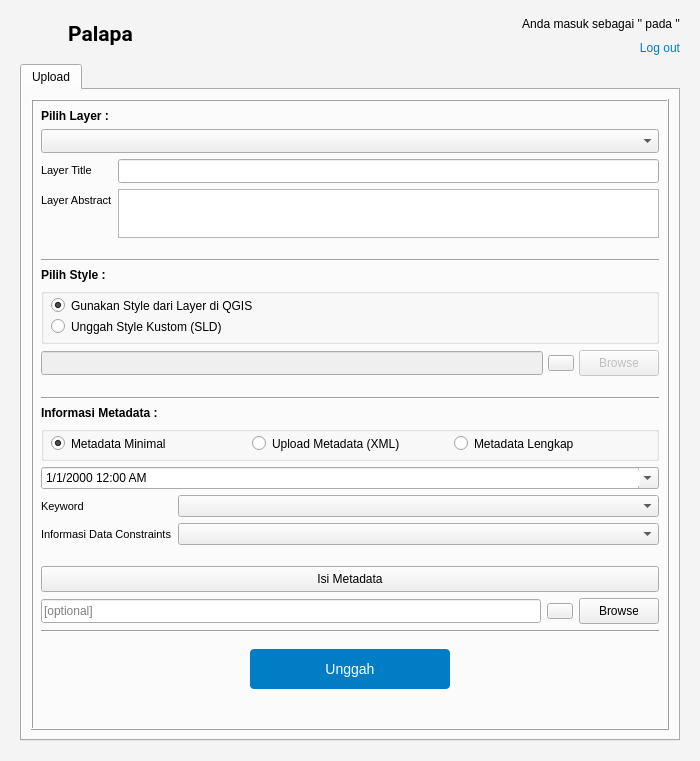
The window that ui/UploadPalapa_main.ui (sandynagara/Palapa) describes before a commit, drawn with Qt 5.
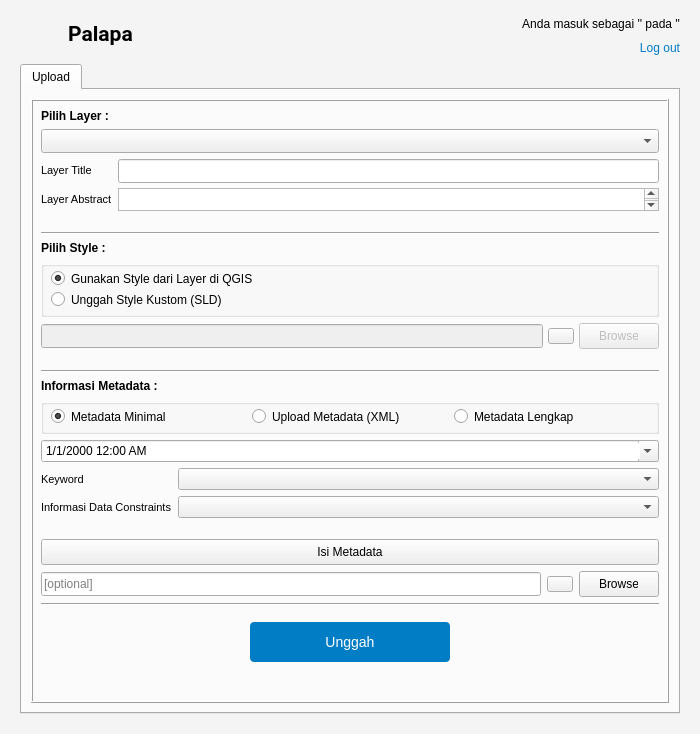
The same window after the commit. Icons and pictures are not drawn. Custom widgets are drawn as their Qt base class.

What changed in the file:
```diff
--- a/ui/UploadPalapa_main.ui
+++ b/ui/UploadPalapa_main.ui
@@ -10,7 +10,7 @@
     <x>0</x>
     <y>0</y>
     <width>700</width>
-    <height>761</height>
+    <height>734</height>
    </rect>
   </property>
   <property name="minimumSize">
```
